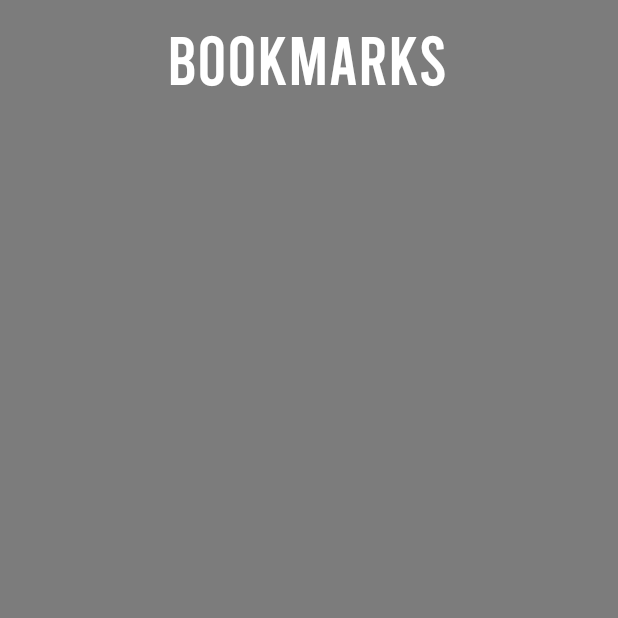
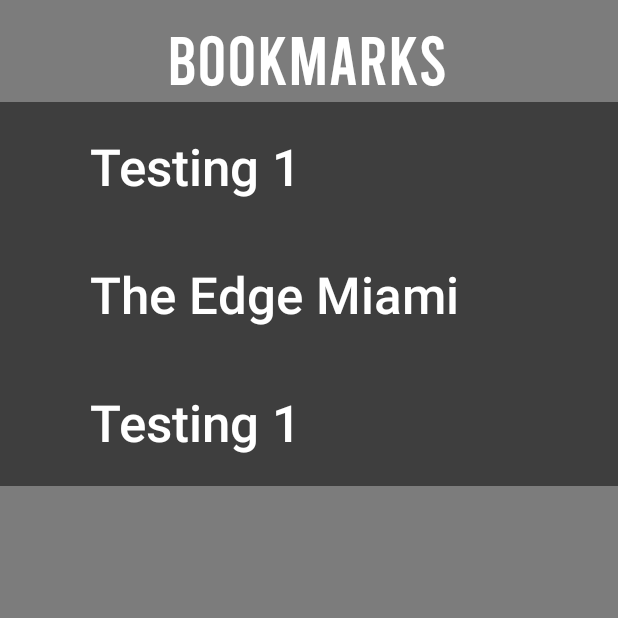
Before and after one commit to rag16b/Nomadics, an Android app: the screen it shows after launch (MainActivity), after a tap on "BOOKMARKS", on a phone screen of 412 x 824 dp, the top half of it. Run offline under Robolectric (Android 15) with nearby library versions, the light colour scheme and no system bars.

Commit message:
RecyclerView Finished

```diff
--- a/app/src/main/java/edu/fsu/cs/nomadics/BookmarkFragment.java
+++ b/app/src/main/java/edu/fsu/cs/nomadics/BookmarkFragment.java
@@ -4,15 +4,21 @@
 import android.content.Context;
 import android.os.Bundle;
 import android.support.v4.app.Fragment;
+import android.support.v7.widget.LinearLayoutManager;
+import android.support.v7.widget.RecyclerView;
 import android.view.LayoutInflater;
 import android.view.View;
 import android.view.ViewGroup;
 
+import java.util.ArrayList;
+
 
 public class BookmarkFragment extends Fragment {
+    private static final String TAG = "BookmarkFragment";
 
     private OnBookmarkInteractionListener mListener;
-
+    private ArrayList<String> bookmarks = new ArrayList<>();
+    private RecyclerView recyclerView;
 
     public BookmarkFragment() {
         // Required empty public constructor
@@ -23,8 +29,14 @@
                              Bundle savedInstanceState) {
         View rootView = inflater.inflate(R.layout.fragment_bookmark, container, false);
 
+        bookmarks.add("Testing 1");
+        bookmarks.add("The Edge Miami");
+        bookmarks.add("Testing 1");
 
-
+        recyclerView = rootView.findViewById(R.id.bookmarkRV);
+        recyclerView.setLayoutManager(new LinearLayoutManager(getContext()));
+        RecyclerViewAdapter adapter = new RecyclerViewAdapter(getActivity(), bookmarks);
+        recyclerView.setAdapter(adapter);
 
         return rootView;
     }
--- a/app/src/main/java/edu/fsu/cs/nomadics/RecyclerViewAdapter.java
+++ b/app/src/main/java/edu/fsu/cs/nomadics/RecyclerViewAdapter.java
@@ -3,11 +3,13 @@
 import android.content.Context;
 import android.support.v7.widget.RecyclerView;
 import android.text.Layout;
+import android.util.Log;
 import android.view.LayoutInflater;
 import android.view.View;
 import android.view.ViewGroup;
 import android.widget.RelativeLayout;
 import android.widget.TextView;
+import android.widget.Toast;
 
 import java.util.ArrayList;
 
@@ -25,18 +27,30 @@
     @Override
     public ViewHolder onCreateViewHolder(ViewGroup parent, int viewType) {
         // can't find my layout file for some reason
-        //View view = LayoutInflater.from(parent.getContext()).inflate(R.layout.view_bookmarks)
-        return null;
+        View view = LayoutInflater.from(parent.getContext()).inflate(R.layout.view_bookmarks, parent, false);
+        ViewHolder holder = new ViewHolder(view);
+        return holder;
     }
 
     @Override
-    public void onBindViewHolder(ViewHolder holder, int position) {
+    public void onBindViewHolder(ViewHolder holder, final int position) {
+        Log.d(TAG, "onBindViewHolder: called");
 
+        holder.bookmarkName.setText(bookmarkNames.get(position));
+
+        holder.viewHolderLayout.setOnClickListener(new View.OnClickListener() {
+            @Override
+            public void onClick(View view) {
+                Log.d(TAG, "onClick: clicked on: " + bookmarkNames.get(position));
+
+                Toast.makeText(context, bookmarkNames.get(position), Toast.LENGTH_SHORT).show();
+            }
+        });
     }
 
     @Override
     public int getItemCount() {
-        return 0;
+        return bookmarkNames.size();
     }
 
 
```
